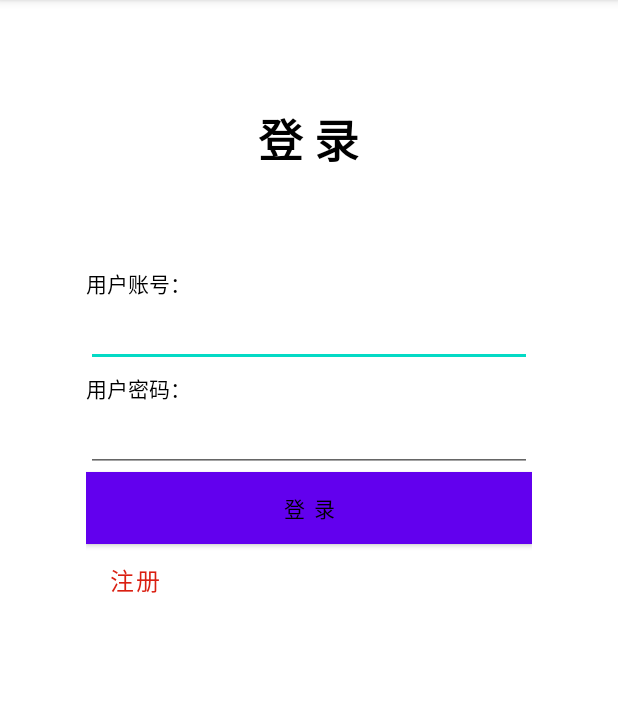
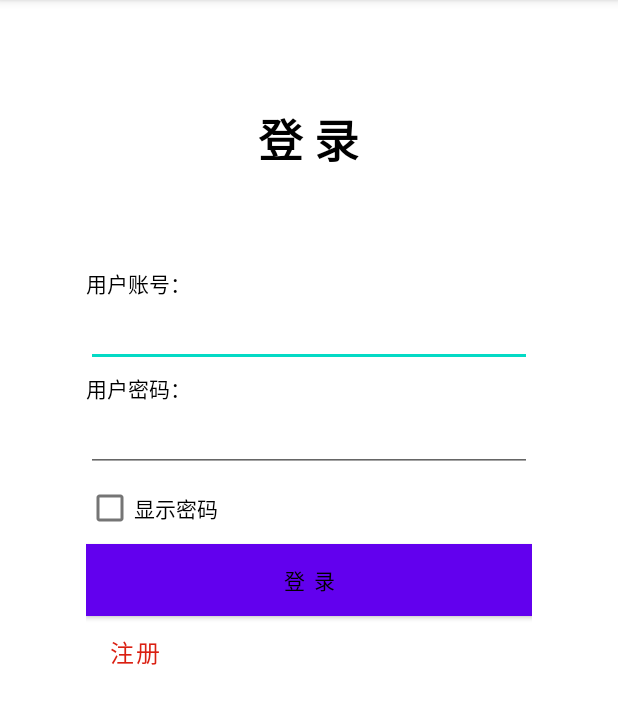
Before and after one commit to Lain928/techtrainingcamp-client-15, an Android app: the screen it shows after launch (LogInActivity), after a tap on "2020字节跳动全球员工摄影大赛邀请函", on a phone screen of 412 x 824 dp, the part 84-808 px from its top. Run offline under Robolectric (Android 15) with nearby library versions, the phone set to English and light mode, and no system bars; pictures from the network do not load.

Commit message:
修改数据缓存功能，添加密码显示显示功能

```diff
--- a/bytedance/app/src/main/java/com/example/bytedance/Activity/ContentActivity.java
+++ b/bytedance/app/src/main/java/com/example/bytedance/Activity/ContentActivity.java
@@ -69,9 +69,9 @@ public class ContentActivity extends Activity {
         drawable = getResources().getDrawable(R.mipmap.ic_launcher);
 
 
-        sharedPreferences = getSharedPreferences("ccc", MODE_PRIVATE);
+        sharedPreferences = getSharedPreferences("aaa", MODE_PRIVATE);
         strToken = sharedPreferences.getString("token", "");
-        OKHttpGet(strToken, textId);
+
 
         pre = (Button) this.findViewById(R.id.previous);
         next = (Button) this.findViewById(R.id.next);
@@ -105,7 +105,6 @@ public class ContentActivity extends Activity {
                     title="4-12 虹桥天地，蹦起来吧！" ;
                     time="2019年4月11日";
                 }
-                OKHttpGet(strToken, textId);
             }
         });
 
@@ -138,9 +137,9 @@ public class ContentActivity extends Activity {
                     title = "2020字节跳动全球员工摄影大赛邀请函" ;
                     time="2020年10月7日";
                 }
-                OKHttpGet(strToken, textId);
             }
         });
+        OKHttpGet(strToken, textId);
     }
 
     public static void OKHttpGet(String token, String textId) {
@@ -162,7 +161,6 @@ public class ContentActivity extends Activity {
                     int nCode = response.code();
                     String str = response.body().string();
                     JSONObject rootObject = new JSONObject(str);
-//                    author = rootObject.getString("author") ;
                     content = rootObject.getString("data");
                     tv_author.setText(author);
                     tv_title.setText(title);
--- a/bytedance/app/src/main/java/com/example/bytedance/Activity/LogInActivity.java
+++ b/bytedance/app/src/main/java/com/example/bytedance/Activity/LogInActivity.java
@@ -3,8 +3,12 @@ package com.example.bytedance.Activity;
 import android.content.Intent;
 import android.content.SharedPreferences;
 import android.os.Bundle;
+import android.text.method.HideReturnsTransformationMethod;
+import android.text.method.PasswordTransformationMethod;
 import android.util.Log;
 import android.view.View;
+import android.widget.CheckBox;
+import android.widget.CompoundButton;
 import android.widget.EditText;
 
 import androidx.annotation.Nullable;
@@ -35,15 +39,17 @@ public class LogInActivity extends AppCompatActivity {
     private String strToken = "";
     private SharedPreferences sharedPreferences;
     private String getAccount, getPassword ;
+    private CheckBox checkBox;
 
     @Override
     protected void onCreate(@Nullable Bundle savedInstanceState) {
         super.onCreate(savedInstanceState);
         setContentView(R.layout.activity_login);
-        sharedPreferences = getSharedPreferences("ccc", MODE_PRIVATE);
+        sharedPreferences = getSharedPreferences("aaa", MODE_PRIVATE);
 
         account = findViewById(R.id.account);
         password = findViewById(R.id.password);
+        checkBox=(CheckBox) findViewById(R.id.checkBox);
 
         findViewById(R.id.LoginBtn).setOnClickListener(new View.OnClickListener() {
             @Override
@@ -71,6 +77,20 @@ public class LogInActivity extends AppCompatActivity {
             public void onClick(View v) {
                 Intent intent = new Intent(LogInActivity.this, RegisterActivity.class);
                 startActivity(intent);
+            }
+        });
+
+        checkBox.setOnCheckedChangeListener(new CompoundButton.OnCheckedChangeListener() {
+            @Override
+            public void onCheckedChanged(CompoundButton buttonView, boolean isChecked) {
+                // TODO Auto-generated method stub
+                if(isChecked){
+                    //如果选中，显示密码
+                    password.setTransformationMethod(HideReturnsTransformationMethod.getInstance());
+                }else{
+                    //否则隐藏密码
+                    password.setTransformationMethod(PasswordTransformationMethod.getInstance());
+                }
             }
         });
     }
--- a/bytedance/app/src/main/java/com/example/bytedance/Activity/MainActivity.java
+++ b/bytedance/app/src/main/java/com/example/bytedance/Activity/MainActivity.java
@@ -45,7 +45,7 @@ public class MainActivity extends AppCompatActivity {
         super.onCreate(savedInstanceState);
         setContentView(R.layout.activity_main);
         listView = (ListView) this.findViewById(R.id.listview);
-//        String strTextId = "event_01";
+        String strTextId = "event_01";
 
         new Thread(new Runnable() {
             @Override
@@ -55,22 +55,25 @@ public class MainActivity extends AppCompatActivity {
                 listView.setAdapter(listAdapter);
             }
         }).start();
-        sharedPreferences = getSharedPreferences("ccc",MODE_PRIVATE);
+        sharedPreferences = getSharedPreferences("aaa",MODE_PRIVATE);
         strToken = sharedPreferences.getString("token","");
+        MainOKHttpGet(strToken, strTextId);
+
 
         // listview点击事件 点击后判断缓存中是否存在账号密码从而决定是否进入登录界面
         listView.setOnItemClickListener(new AdapterView.OnItemClickListener() {
             @Override
             public void onItemClick(AdapterView<?> parent, View view, int position, long id) {
                 //存入缓存的登录账号密码你不在进行输入
-
                 String textId = "";
                 String author = "";
                 String title = "";
                 String time = "";
-                if (strToken.isEmpty()) {
+
+                if (strToken.isEmpty() || nCode == 401) {
                     Intent intent = new Intent(MainActivity.this, LogInActivity.class);
                     startActivity(intent);
+                    nCode = 200;
                     return;
                 }
 
@@ -89,4 +92,28 @@ public class MainActivity extends AppCompatActivity {
             }
         });
     }
+
+    public static void MainOKHttpGet(String token, String textId) {
+        new Thread(new Runnable() {
+            @Override
+            public void run() {
+                try {
+                    String url = "https://vcapi.lvdaqian.cn/article/" + textId + "?markdown=true";
+                    OkHttpClient client = new OkHttpClient();
+                    Request request = new Request.Builder()
+                            .get()
+                            .url(url)
+                            .addHeader("accept", "application/json")
+                            .addHeader("Authorization", "Bearer " + token)
+                            .build();
+
+                    Call call = client.newCall(request);
+                    Response response = call.execute();
+                    nCode = response.code();
+                } catch (Exception e) {
+                    e.printStackTrace();
+                }
+            }
+        }).start();
+    }
 }
--- a/bytedance/app/src/main/res/layout/activity_login.xml
+++ b/bytedance/app/src/main/res/layout/activity_login.xml
@@ -52,16 +52,24 @@
             android:layout_below="@id/text_view2"
             android:singleLine="true"
             android:inputType="textPassword" />
+        <CheckBox
+            android:id="@+id/checkBox"
+            android:layout_width="wrap_content"
+            android:layout_height="wrap_content"
+            android:layout_below="@id/password"
+            android:text="显示密码" />
         <!-- 登录button -->
         <Button
             android:id="@+id/LoginBtn"
-            android:layout_width="match_parent"
+            android:layout_width="298dp"
             android:layout_height="wrap_content"
-            android:layout_below="@id/password"
-            android:layout_alignRight="@id/password"
+            android:layout_below="@id/checkBox"
+            android:layout_alignRight="@id/checkBox"
+            android:layout_marginTop="0dp"
+            android:layout_marginRight="-210dp"
+            android:background="#1FD126"
             android:text="登 录"
-            android:background="#1FD126"
-            android:textColor="#000000"/>
+            android:textColor="#000000" />
         <Button
             android:id="@+id/register"
             android:layout_width="wrap_content"
```
